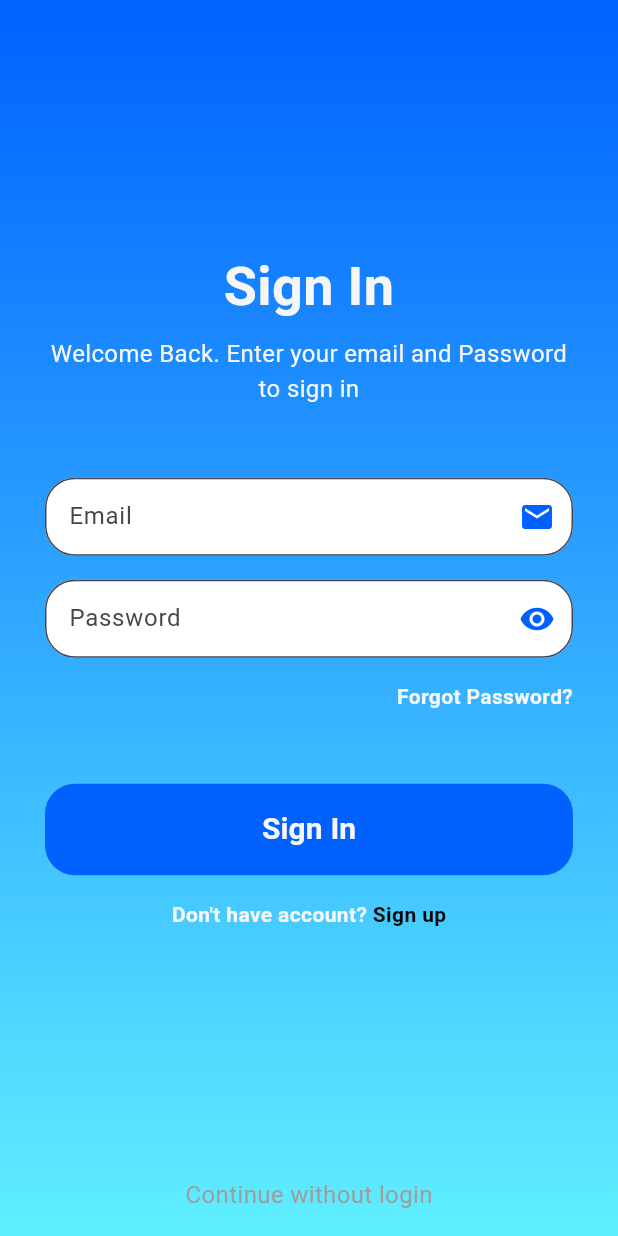
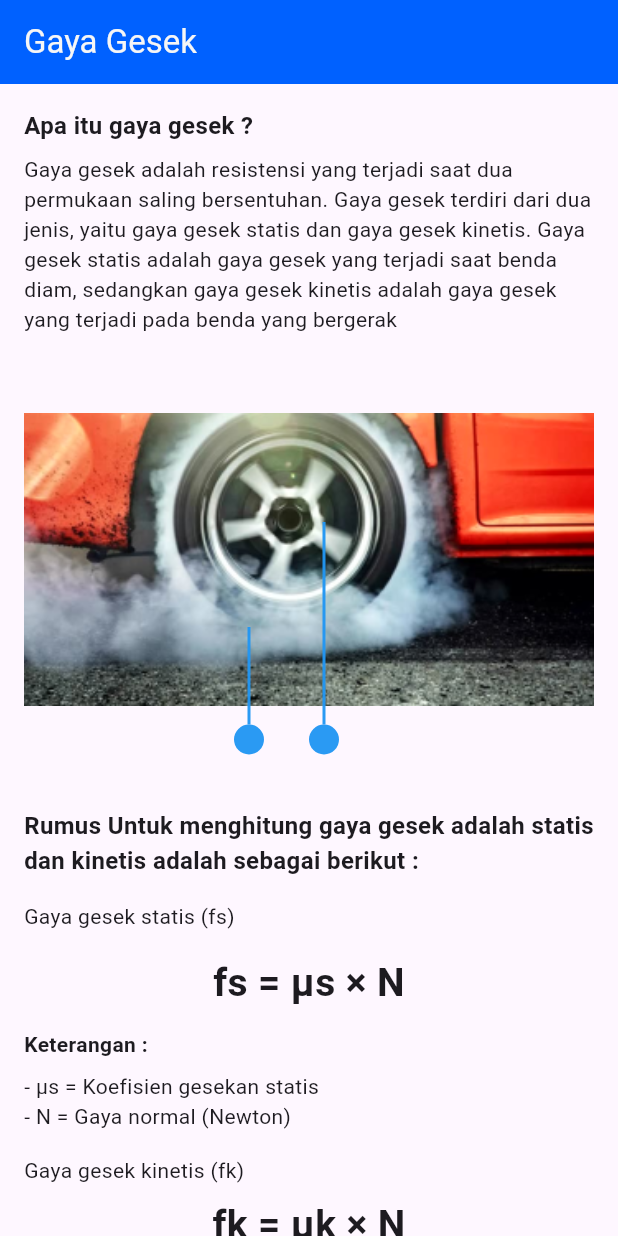
Before and after one commit to DesrielKiki/sunco_physics, a Flutter app: the screen it shows after launch, on a phone screen of 412 x 824 dp. Run offline on Flutter 3.47's test engine with Material 3 defaults, Android fonts, the phone set to English and light mode, and no system bars; our stand-ins replace cloud_firestore, firebase_auth, firebase_core, firebase_storage, image_picker, shared_preferences; accounts and stored records are empty.

Commit message:
:hmmer: create friction lesson

```diff
--- a/lib/data/model/application_entity.dart
+++ b/lib/data/model/application_entity.dart
@@ -27,6 +27,11 @@ class ApplicationEntity {
       'title': 'Usaha',
       'icon': Icons.work,
       'route': '/workLesson',
+    },
+    {
+      'title': 'Gaya Gesek',
+      'icon': Icons.work,
+      'route': '/frictionLesson',
     },
     {
       'title': 'Energi Potensial',
--- a/lib/main.dart
+++ b/lib/main.dart
@@ -2,6 +2,7 @@ import 'package:firebase_core/firebase_core.dart';
 import 'package:flutter/material.dart';
 import 'package:sunco_physics/firebase_options.dart';
 import 'package:sunco_physics/presentation/navigation/app_routes.dart';
+import 'package:sunco_physics/presentation/screen/lesson/offline_lesson/lesson/friction_lesson.dart';
 
 
 void main() async {
@@ -24,15 +25,15 @@ class MyApp extends StatelessWidget {
     return MaterialApp(
       title: 'Flutter Demo',
       debugShowCheckedModeBanner: false,
-      initialRoute: AppRoutes.splash,
-      onGenerateRoute: AppRoutes.generateRoute,
+      //initialRoute: AppRoutes.splash,
+      //onGenerateRoute: AppRoutes.generateRoute,
       theme: ThemeData(
         colorScheme: ColorScheme.fromSeed(
           seedColor: Colors.deepPurple,
         ),
         useMaterial3: true,
       ),
-      // home: const AddLessonPage(),
+       home: const FrictionLessonScreen(),
     );
   }
 }
--- a/lib/presentation/component/formula_text.dart
+++ b/lib/presentation/component/formula_text.dart
@@ -19,6 +19,7 @@ class FormulaText extends StatelessWidget {
               fontWeight: FontWeight.bold,
               fontSize: 26,
             ),
+            textAlign: TextAlign.center,
           ),
         ),
         const SizedBox(height: 12),
--- a/lib/presentation/navigation/app_routes.dart
+++ b/lib/presentation/navigation/app_routes.dart
@@ -1,5 +1,6 @@
 import 'package:flutter/material.dart';
 import 'package:sunco_physics/presentation/screen/calculator/calculator_list/kinetic_energy_calculator._screen.dart';
+import 'package:sunco_physics/presentation/screen/lesson/offline_lesson/lesson/friction_lesson.dart';
 import 'package:sunco_physics/presentation/screen/lesson/offline_lesson/lesson/kinetic_energy_lesson.dart';
 import 'package:sunco_physics/presentation/screen/calculator/calculator_list/potential_energy_calculator.dart';
 import 'package:sunco_physics/presentation/screen/calculator/calculator_list.dart';
@@ -38,6 +39,7 @@ class AppRoutes {
   static const String workLesson = '/workLesson';
   static const String potentialEnergyLesson = '/potentialEnergyLesson';
   static const String kineticEnergyLesson = '/kineticEnergyLesson';
+  static const String frictionLesson = '/frictionLesson';
 
   static Route<dynamic> generateRoute(RouteSettings settings) {
     switch (settings.name) {
@@ -106,10 +108,13 @@ class AppRoutes {
         return MaterialPageRoute(
           builder: (_) => const PotentialEnergyLessonScreen(),
         );
-
       case kineticEnergyLesson:
         return MaterialPageRoute(
           builder: (_) => const KineticEnergyLessonScreen(),
+        );
+      case frictionLesson:
+        return MaterialPageRoute(
+          builder: (_) => const FrictionLessonScreen(),
         );
 
       default:
--- /dev/null
+++ b/lib/presentation/screen/lesson/offline_lesson/lesson/friction_lesson.dart
@@ -0,0 +1,302 @@
+import 'package:flutter/material.dart';
+import 'package:sunco_physics/data/model/interactive_point.dart';
+import 'package:sunco_physics/presentation/component/formula_text.dart';
+import 'package:sunco_physics/presentation/component/lesson_dialog.dart';
+import 'package:sunco_physics/presentation/component/question_button.dart';
+import 'package:sunco_physics/presentation/component/subtitle_with_description.dart';
+import 'package:sunco_physics/presentation/component/vertical_line_painter.dart';
+import 'package:sunco_physics/presentation/theme/color_config.dart';
+
+class FrictionLessonScreen extends StatefulWidget {
+  const FrictionLessonScreen({super.key});
+
+  @override
+  State<FrictionLessonScreen> createState() => _FrictionLessonScreenState();
+}
+
+class _FrictionLessonScreenState extends State<FrictionLessonScreen>
+    with TickerProviderStateMixin {
+  final List<InteractivePoint> points = [
+    InteractivePoint(
+        position: const Offset(150, 195),
+        lineLength: 65,
+        title: "Gaya Gesek",
+        description:
+            'Gaya gesek adalah resistensi yang terjadi saat dua permukaan saling bersentuhan. Gaya gesek terdiri dari dua jenis, yaitu gaya gesek statis dan gaya gesek kinetis. Gaya gesek statis adalah gaya gesek yang terjadi saat benda diam, sedangkan gaya ges'),
+    InteractivePoint(
+        position: const Offset(200, 125),
+        lineLength: 135,
+        title: "Koefisien Gaya Gesek",
+        description: ''),
+  ];
+
+  late List<AnimationController> _animationControllers;
+  late List<Animation<double>> _opacityAnimations;
+  late List<bool> clickedPoints;
+  late List<double> opacityValues;
+
+  @override
+  void initState() {
+    super.initState();
+
+    clickedPoints = List.generate(points.length, (_) => false);
+    opacityValues = List.generate(points.length, (_) => 1.0);
+
+    _animationControllers = List.generate(
+      points.length,
+      (_) => AnimationController(
+        duration: const Duration(seconds: 1),
+        vsync: this,
+      )..repeat(reverse: true),
+    );
+
+    _opacityAnimations = _animationControllers
+        .map(
+          (controller) => Tween<double>(begin: 1.0, end: 0.5).animate(
+            CurvedAnimation(parent: controller, curve: Curves.easeInOut),
+          ),
+        )
+        .toList();
+
+    debugPrint('Initial opacityValues: $opacityValues');
+  }
+
+  @override
+  void dispose() {
+    for (var controller in _animationControllers) {
+      controller.dispose();
+    }
+    super.dispose();
+  }
+
+  void _showDescription(String description, String title) {
+    debugPrint("Menampilkan deskripsi: $description");
+    showDialog(
+      context: context,
+      builder: (context) => LessonDialog(
+        description: description,
+        title: title,
+      ),
+    );
+  }
+
+  void _onPointClicked(int index) {
+    if (!clickedPoints[index]) {
+      setState(() {
+        opacityValues[index] = 1.0;
+        clickedPoints[index] = true;
+      });
+
+      Future.delayed(const Duration(milliseconds: 300), () {
+        _animationControllers[index].stop();
+
+        _showDescription(points[index].description, points[index].title);
+      });
+    } else {
+      _showDescription(points[index].description, points[index].title);
+    }
+  }
+
+  @override
+  Widget build(BuildContext context) {
+    return Scaffold(
+      appBar: AppBar(
+        title: const Text('Gaya Gesek'),
+        backgroundColor: ColorConfig.primaryColor,
+        foregroundColor: ColorConfig.onPrimaryColor,
+      ),
+      body: SingleChildScrollView(
+        child: Padding(
+          padding: const EdgeInsets.all(16.0),
+          child: Column(
+            children: [
+              const SubtitleWithDescription(
+                subtitle: "Apa itu gaya gesek ?",
+                description:
+                    "Gaya gesek adalah resistensi yang terjadi saat dua permukaan saling bersentuhan. Gaya gesek terdiri dari dua jenis, yaitu gaya gesek statis dan gaya gesek kinetis. Gaya gesek statis adalah gaya gesek yang terjadi saat benda diam, sedangkan gaya gesek kinetis adalah gaya gesek yang terjadi pada benda yang bergerak",
+              ),
+              Center(
+                child: Stack(
+                  children: [
+                    Image.asset(
+                      'assets/lesson/img_gaya_gesek.png',
+                      width: 400,
+                      height: 300,
+                      fit: BoxFit.contain,
+                    ),
+                    Positioned.fill(
+                      child: AnimatedBuilder(
+                        animation: Listenable.merge(_animationControllers),
+                        builder: (context, child) {
+                          return CustomPaint(
+                            painter: VerticalLinePainter(
+                              points: points,
+                              opacityValues: _opacityAnimations
+                                  .map((anim) => anim.value)
+                                  .toList(),
+                            ),
+                          );
+                        },
+                      ),
+                    ),
+                    ...points.asMap().map((index, point) {
+                      final Offset endPosition = Offset(
+                        point.position.dx,
+                        point.position.dy + point.lineLength,
+                      );
+
+                      return MapEntry(
+                        index,
+                        Positioned(
+                          left: endPosition.dx - 10,
+                          top: endPosition.dy - 0,
+                          child: FadeTransition(
+                            opacity: _opacityAnimations[index],
+                            child: GestureDetector(
+                              onTap: () {
+                                _onPointClicked(index);
+                              },
+                              child: Container(
+                                width: 20,
+                                height: 20,
+                                decoration: const BoxDecoration(
+                                  color: Colors.blue,
+                                  shape: BoxShape.circle,
+                                ),
+                              ),
+                            ),
+                          ),
+                        ),
+                      );
+                    }).values
+                  ],
+                ),
+              ),
+              const SizedBox(height: 16),
+              const Text(
+                "Rumus Untuk menghitung gaya gesek adalah statis dan kinetis adalah sebagai berikut : ",
+                style: TextStyle(
+                  fontSize: 16,
+                  fontWeight: FontWeight.bold,
+                ),
+              ),
+              const SizedBox(height: 16),
+              const Align(
+                alignment: Alignment.centerLeft,
+                child: Text(
+                  "Gaya gesek statis (fs)",
+                  textAlign: TextAlign.justify,
+                  style: TextStyle(
+                    fontSize: 14,
+                  ),
+                ),
+              ),
+              const SizedBox(height: 16),
+              const FormulaText(
+                formula: "fs = μs × N",
+                description:
+                    "- μs = Koefisien gesekan statis\n- N = Gaya normal (Newton)",
+              ),
+              const SizedBox(height: 16),
+              const Align(
+                alignment: Alignment.centerLeft,
+                child: Text(
+                  "Gaya gesek kinetis (fk)",
+                  textAlign: TextAlign.justify,
+                  style: TextStyle(
+                    fontSize: 14,
+                  ),
+                ),
+              ),
+              const SizedBox(height: 8),
+              const FormulaText(
+                formula: "fk = μk × N",
+                description:
+                    "- μk = Koefisien gesekan kinetik \n- N = Gaya normal (Newton)",
+              ),
+              const SizedBox(height: 16),
+              const Text(
+                "Koefisien gesekan adalah nilai kekasaran permukaan material benda.",
+                style: TextStyle(
+                  fontSize: 16,
+                  fontWeight: FontWeight.bold,
+                ),
+              ),
+              const SizedBox(height: 8),
+              const Text(
+                "Sementara rumus untuk menghitung Gaya Normal adalah sebagai berikut:",
+                style: TextStyle(
+                  fontSize: 16,
+                  fontWeight: FontWeight.bold,
+                ),
+              ),
+              const SizedBox(height: 16),
+              const Align(
+                alignment: Alignment.centerLeft,
+                child: Text(
+                  "Gaya berat (w)",
+                  textAlign: TextAlign.justify,
+                  style: TextStyle(
+                    fontSize: 14,
+                  ),
+                ),
+              ),
+              const SizedBox(height: 16),
+              const FormulaText(
+                formula: "w = m x g",
+                description:
+                    "- w = Berat (N)\n- m = Massa (kg)\n- g = Percepatan gravitasi (10 m/s²)",
+              ),
+              const SizedBox(height: 16),
+              const Align(
+                alignment: Alignment.centerLeft,
+                child: Text(
+                  "Gaya Normal (N) pada bidang datar",
+                  textAlign: TextAlign.justify,
+                  style: TextStyle(
+                    fontSize: 14,
+                  ),
+                ),
+              ),
+              const SizedBox(height: 16),
+              const FormulaText(
+                formula: "N = w = m × g",
+                description:
+                    "- N = Gaya normal (Newton)\n- w = Berat (N)\n- m = Massa (kg)\n- g = Percepatan gravitasi (10 m/s²)",
+              ),
+              const SizedBox(height: 16),
+              const Align(
+                alignment: Alignment.centerLeft,
+                child: Text(
+                  "Gaya Normal (N) pada bidang miring",
+                  textAlign: TextAlign.justify,
+                  style: TextStyle(
+                    fontSize: 14,
+                  ),
+                ),
+              ),
+              const SizedBox(height: 16),
+              const FormulaText(
+                formula: "N = w × cos(α) = m × g × cos(α)",
+                description:
+                    "- N = Gaya normal (Newton)\n- w = Berat (N)\n- m = Massa (kg)\n- g = Percepatan gravitasi (10 m/s²)\n- α = Sudut kemiringan bidang",
+              ),
+              const SizedBox(height: 16),
+              const QuestionButton(
+                title: "Soal gaya gesek",
+                question:
+                    "Sebuah kayu dengan berat 5 kg diletakkan di atas permukaan logam yang datar. Hitunglah gaya gesek statis yang terjadi antara kayu dengan permukaan logam jika diketahui koefisien gesek statisnya = 0.3!",
+                answer:
+                    "- fs = μs ×\n- fs = μs × m × g\n- fs = 0.3 × 5 × 10\n- fs = 15 Newton",
+                known: "- m = 5 kg\n- g = 10 m/detik\n- μs = 0.3",
+                asked: "Gaya gesek statis (fs) = ... ? ",
+                conclusion:
+                    "Sehingga gaya gesek antara kayu dan logam tersebut adalah 15 Newton.",
+              ),
+            ],
+          ),
+        ),
+      ),
+    );
+  }
+}
```
Also changed, not shown: lib/presentation/component/auth_button.dart (+11 -5 lines), assets/lesson/img_gaya_gesek.png (added), lib/presentation/screen/lesson/offline_lesson/lesson/pulley_lesson.dart (added).
